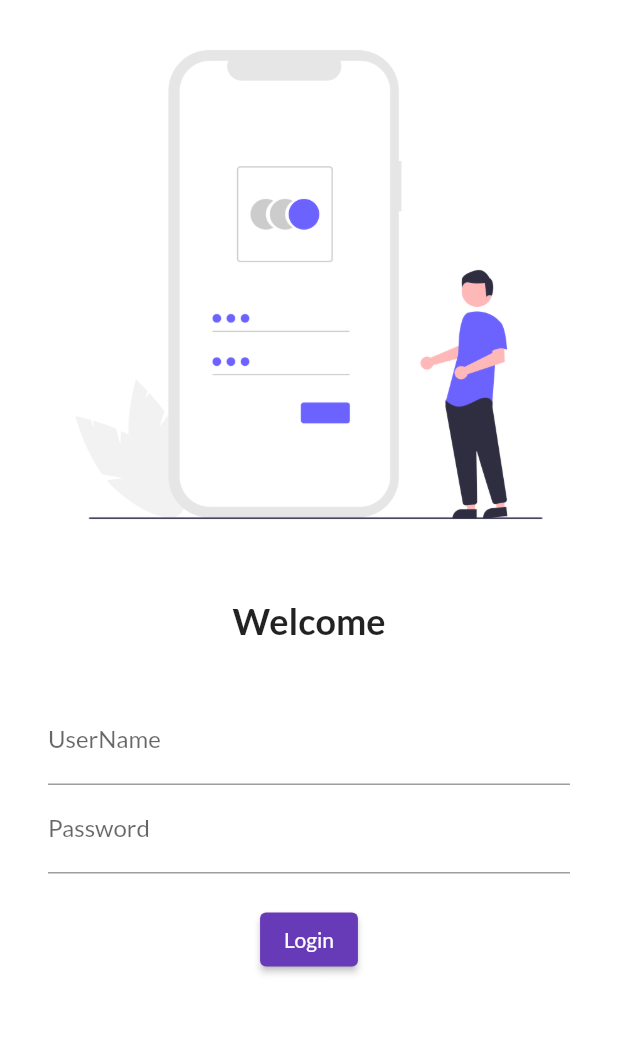
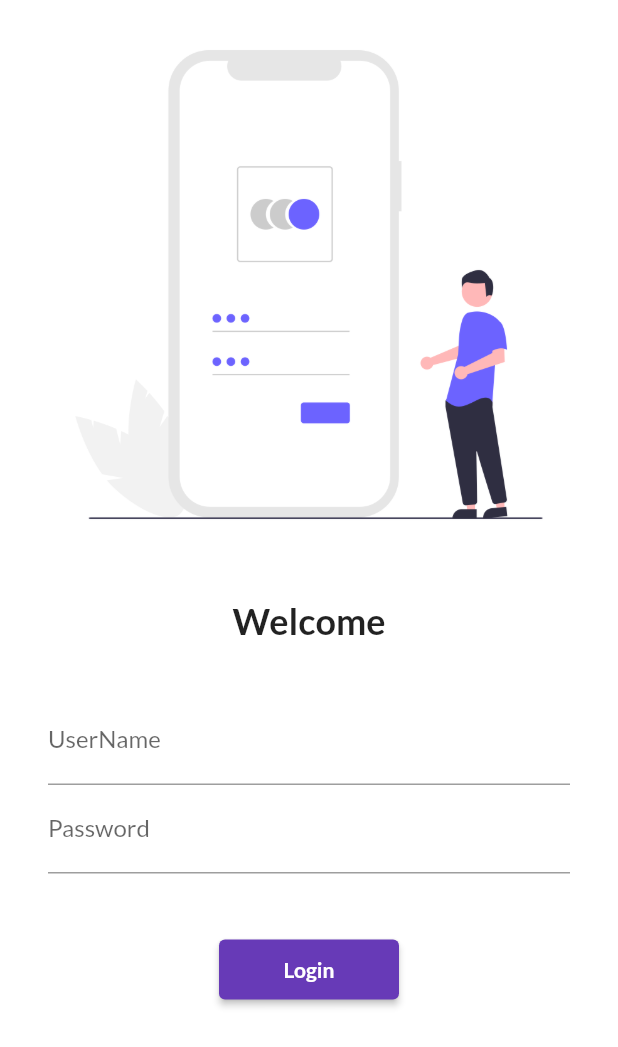
Before and after one commit to anishkha02/CatalogApp, a Flutter app: the screen it shows after launch, on a phone screen of 412 x 824 dp. Shown: the top 1047 px of the screen. Run offline on Flutter 3.47's test engine with Material 2 defaults, Android fonts, the phone set to English and light mode, and no system bars; our stand-ins replace google_fonts.

Commit message:
day six first commit

```diff
--- a/lib/screens/login.dart
+++ b/lib/screens/login.dart
@@ -45,10 +45,13 @@ class LoginPage extends StatelessWidget {
 
                     ),
                   ),
-                  SizedBox(height: 20,),
+                  SizedBox(height: 40,),
                   ElevatedButton(
-                    child: Text("Login"),
-                      style: TextButton.styleFrom(),
+                    child: Text("Login",
+                      style: TextStyle(
+                        fontWeight: FontWeight.bold
+                      ),),
+                      style: TextButton.styleFrom(minimumSize: Size(120, 40)),
                     onPressed: (){
                       print("Hi my name is Anishkha...");
                     },
```
